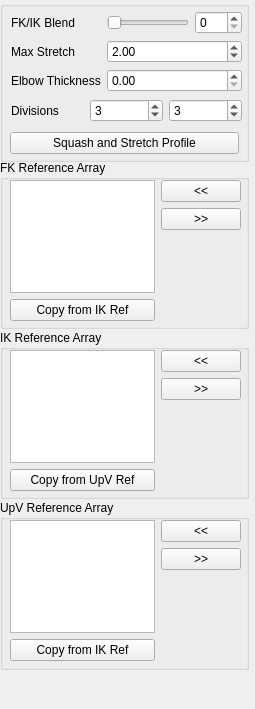
Above: scripts/mgear/maya/shifter/component/arm_ms_2jnt_01/settingsUI.ui from mgear-dev/mgear_dist before the change. Below: the same form after it.
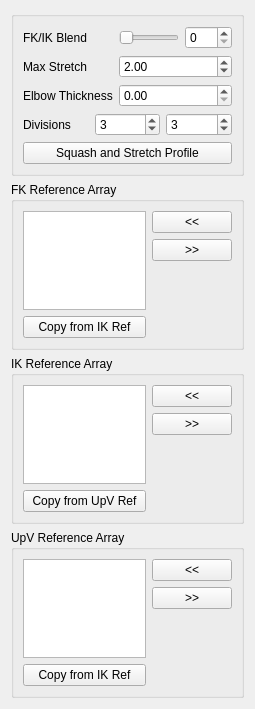
That is the form after the change.

Commit message: Shifter: setting windows: adding layaout to the .ui files

```diff
--- a/scripts/mgear/maya/shifter/component/arm_ms_2jnt_01/settingsUI.ui
+++ b/scripts/mgear/maya/shifter/component/arm_ms_2jnt_01/settingsUI.ui
@@ -13,116 +13,14 @@
   <property name="windowTitle">
    <string>Form</string>
   </property>
-  <widget class="QGroupBox" name="ikRefArray_groupBox">
-   <property name="geometry">
-    <rect>
-     <x>0</x>
-     <y>330</y>
-     <width>249</width>
-     <height>169</height>
-    </rect>
-   </property>
-   <property name="title">
-    <string>IK Reference Array</string>
-   </property>
-   <widget class="QWidget" name="layoutWidget">
-    <property name="geometry">
-     <rect>
-      <x>10</x>
-      <y>20</y>
-      <width>231</width>
-      <height>141</height>
-     </rect>
-    </property>
-    <layout class="QHBoxLayout" name="ikRefArray_horizontalLayout">
-     <item>
-      <layout class="QVBoxLayout" name="ikRefArray_verticalLayout_1">
-       <item>
-        <widget class="QListWidget" name="ikRefArray_listWidget">
-         <property name="dragDropOverwriteMode">
-          <bool>true</bool>
-         </property>
-         <property name="dragDropMode">
-          <enum>QAbstractItemView::InternalMove</enum>
-         </property>
-         <property name="defaultDropAction">
-          <enum>Qt::MoveAction</enum>
-         </property>
-         <property name="alternatingRowColors">
-          <bool>true</bool>
-         </property>
-         <property name="selectionMode">
-          <enum>QAbstractItemView::ExtendedSelection</enum>
-         </property>
-         <property name="selectionRectVisible">
-          <bool>false</bool>
-         </property>
-        </widget>
-       </item>
-       <item>
-        <widget class="QPushButton" name="ikRefArray_copyRef_pushButton">
-         <property name="text">
-          <string>Copy from UpV Ref</string>
-         </property>
-        </widget>
-       </item>
-      </layout>
-     </item>
-     <item>
-      <layout class="QVBoxLayout" name="ikRefArray_verticalLayout_2">
-       <item>
-        <widget class="QPushButton" name="ikRefArrayAdd_pushButton">
-         <property name="text">
-          <string>&lt;&lt;</string>
-         </property>
-        </widget>
-       </item>
-       <item>
-        <widget class="QPushButton" name="ikRefArrayRemove_pushButton">
-         <property name="text">
-          <string>&gt;&gt;</string>
-         </property>
-        </widget>
-       </item>
-       <item>
-        <spacer name="ikRefArray_verticalSpacer">
-         <property name="orientation">
-          <enum>Qt::Vertical</enum>
-         </property>
-         <property name="sizeHint" stdset="0">
-          <size>
-           <width>20</width>
-           <height>40</height>
-          </size>
-         </property>
-        </spacer>
-       </item>
-      </layout>
-     </item>
-    </layout>
-   </widget>
-  </widget>
+  <layout class="QGridLayout" name="gridLayout">
+   <item row="0" column="0">
   <widget class="QGroupBox" name="groupBox">
-   <property name="geometry">
-    <rect>
-     <x>0</x>
-     <y>1</y>
-     <width>249</width>
-     <height>161</height>
-    </rect>
-   </property>
    <property name="title">
     <string/>
    </property>
-   <widget class="QWidget" name="layoutWidget">
-    <property name="geometry">
-     <rect>
-      <x>11</x>
-      <y>10</y>
-      <width>231</width>
-      <height>111</height>
-     </rect>
-    </property>
+     <layout class="QGridLayout" name="gridLayout_3">
+      <item row="0" column="0">
     <layout class="QVBoxLayout" name="verticalLayout">
      <item>
       <layout class="QFormLayout" name="formLayout">
@@ -261,16 +159,8 @@
       </layout>
      </item>
     </layout>
-   </widget>
-   <widget class="QWidget" name="">
-    <property name="geometry">
-     <rect>
-      <x>10</x>
-      <y>130</y>
-      <width>229</width>
-      <height>25</height>
-     </rect>
-    </property>
+      </item>
+      <item row="1" column="0">
     <layout class="QHBoxLayout" name="horizontalLayout_2">
      <property name="sizeConstraint">
       <enum>QLayout::SetNoConstraint</enum>
@@ -283,122 +173,19 @@
       </widget>
      </item>
     </layout>
-   </widget>
-   <zorder>layoutWidget</zorder>
-   <zorder></zorder>
-   <zorder>squashStretchProfile_pushButton</zorder>
-   <zorder></zorder>
-  </widget>
-  <widget class="QGroupBox" name="upvRefArray_groupBox">
-   <property name="geometry">
-    <rect>
-     <x>0</x>
-     <y>500</y>
-     <width>249</width>
-     <height>170</height>
-    </rect>
-   </property>
-   <property name="title">
-    <string>UpV Reference Array</string>
-   </property>
-   <widget class="QWidget" name="layoutWidget_2">
-    <property name="geometry">
-     <rect>
-      <x>10</x>
-      <y>20</y>
-      <width>231</width>
-      <height>141</height>
-     </rect>
-    </property>
-    <layout class="QHBoxLayout" name="upvRefArray_horizontalLayout">
-     <item>
-      <layout class="QVBoxLayout" name="upvRefArray_verticalLayout_1">
-       <item>
-        <widget class="QListWidget" name="upvRefArray_listWidget">
-         <property name="dragDropOverwriteMode">
-          <bool>true</bool>
-         </property>
-         <property name="dragDropMode">
-          <enum>QAbstractItemView::InternalMove</enum>
-         </property>
-         <property name="defaultDropAction">
-          <enum>Qt::MoveAction</enum>
-         </property>
-         <property name="alternatingRowColors">
-          <bool>true</bool>
-         </property>
-         <property name="selectionMode">
-          <enum>QAbstractItemView::ExtendedSelection</enum>
-         </property>
-         <property name="selectionRectVisible">
-          <bool>false</bool>
-         </property>
-        </widget>
-       </item>
-       <item>
-        <widget class="QPushButton" name="upvRefArray_copyRef_pushButton">
-         <property name="text">
-          <string>Copy from IK Ref</string>
-         </property>
-        </widget>
-       </item>
-      </layout>
-     </item>
-     <item>
-      <layout class="QVBoxLayout" name="upvRefArray_verticalLayout_2">
-       <item>
-        <widget class="QPushButton" name="upvRefArrayAdd_pushButton">
-         <property name="text">
-          <string>&lt;&lt;</string>
-         </property>
-        </widget>
-       </item>
-       <item>
-        <widget class="QPushButton" name="upvRefArrayRemove_pushButton">
-         <property name="text">
-          <string>&gt;&gt;</string>
-         </property>
-        </widget>
-       </item>
-       <item>
-        <spacer name="upvRefArray_verticalSpacer">
-         <property name="orientation">
-          <enum>Qt::Vertical</enum>
-         </property>
-         <property name="sizeHint" stdset="0">
-          <size>
-           <width>20</width>
-           <height>40</height>
-          </size>
-         </property>
-        </spacer>
-       </item>
-      </layout>
-     </item>
-    </layout>
-   </widget>
-  </widget>
+      </item>
+     </layout>
+     <zorder>layoutWidget</zorder>
+     <zorder>layoutWidget</zorder>
+    </widget>
+   </item>
+   <item row="1" column="0">
   <widget class="QGroupBox" name="fkRefArray_groupBox">
-   <property name="geometry">
-    <rect>
-     <x>0</x>
-     <y>160</y>
-     <width>249</width>
-     <height>169</height>
-    </rect>
-   </property>
    <property name="title">
     <string>FK Reference Array</string>
    </property>
-   <widget class="QWidget" name="layoutWidget_3">
-    <property name="geometry">
-     <rect>
-      <x>10</x>
-      <y>20</y>
-      <width>231</width>
-      <height>141</height>
-     </rect>
-    </property>
+     <layout class="QGridLayout" name="gridLayout_2">
+      <item row="0" column="0">
     <layout class="QHBoxLayout" name="fkRefArray_horizontalLayout">
      <item>
       <layout class="QVBoxLayout" name="fkRefArray_verticalLayout_1">
@@ -465,8 +252,165 @@
       </layout>
      </item>
     </layout>
-   </widget>
-  </widget>
+      </item>
+     </layout>
+    </widget>
+   </item>
+   <item row="2" column="0">
+    <widget class="QGroupBox" name="ikRefArray_groupBox">
+     <property name="title">
+      <string>IK Reference Array</string>
+     </property>
+     <layout class="QGridLayout" name="gridLayout_4">
+      <item row="0" column="0">
+       <layout class="QHBoxLayout" name="ikRefArray_horizontalLayout">
+        <item>
+         <layout class="QVBoxLayout" name="ikRefArray_verticalLayout_1">
+          <item>
+           <widget class="QListWidget" name="ikRefArray_listWidget">
+            <property name="dragDropOverwriteMode">
+             <bool>true</bool>
+            </property>
+            <property name="dragDropMode">
+             <enum>QAbstractItemView::InternalMove</enum>
+            </property>
+            <property name="defaultDropAction">
+             <enum>Qt::MoveAction</enum>
+            </property>
+            <property name="alternatingRowColors">
+             <bool>true</bool>
+            </property>
+            <property name="selectionMode">
+             <enum>QAbstractItemView::ExtendedSelection</enum>
+            </property>
+            <property name="selectionRectVisible">
+             <bool>false</bool>
+            </property>
+           </widget>
+          </item>
+          <item>
+           <widget class="QPushButton" name="ikRefArray_copyRef_pushButton">
+            <property name="text">
+             <string>Copy from UpV Ref</string>
+            </property>
+           </widget>
+          </item>
+         </layout>
+        </item>
+        <item>
+         <layout class="QVBoxLayout" name="ikRefArray_verticalLayout_2">
+          <item>
+           <widget class="QPushButton" name="ikRefArrayAdd_pushButton">
+            <property name="text">
+             <string>&lt;&lt;</string>
+            </property>
+           </widget>
+          </item>
+          <item>
+           <widget class="QPushButton" name="ikRefArrayRemove_pushButton">
+            <property name="text">
+             <string>&gt;&gt;</string>
+            </property>
+           </widget>
+          </item>
+          <item>
+           <spacer name="ikRefArray_verticalSpacer">
+            <property name="orientation">
+             <enum>Qt::Vertical</enum>
+            </property>
+            <property name="sizeHint" stdset="0">
+             <size>
+              <width>20</width>
+              <height>40</height>
+             </size>
+            </property>
+           </spacer>
+          </item>
+         </layout>
+        </item>
+       </layout>
+      </item>
+     </layout>
+    </widget>
+   </item>
+   <item row="3" column="0">
+    <widget class="QGroupBox" name="upvRefArray_groupBox">
+     <property name="title">
+      <string>UpV Reference Array</string>
+     </property>
+     <layout class="QGridLayout" name="gridLayout_5">
+      <item row="0" column="0">
+       <layout class="QHBoxLayout" name="upvRefArray_horizontalLayout">
+        <item>
+         <layout class="QVBoxLayout" name="upvRefArray_verticalLayout_1">
+          <item>
+           <widget class="QListWidget" name="upvRefArray_listWidget">
+            <property name="dragDropOverwriteMode">
+             <bool>true</bool>
+            </property>
+            <property name="dragDropMode">
+             <enum>QAbstractItemView::InternalMove</enum>
+            </property>
+            <property name="defaultDropAction">
+             <enum>Qt::MoveAction</enum>
+            </property>
+            <property name="alternatingRowColors">
+             <bool>true</bool>
+            </property>
+            <property name="selectionMode">
+             <enum>QAbstractItemView::ExtendedSelection</enum>
+            </property>
+            <property name="selectionRectVisible">
+             <bool>false</bool>
+            </property>
+           </widget>
+          </item>
+          <item>
+           <widget class="QPushButton" name="upvRefArray_copyRef_pushButton">
+            <property name="text">
+             <string>Copy from IK Ref</string>
+            </property>
+           </widget>
+          </item>
+         </layout>
+        </item>
+        <item>
+         <layout class="QVBoxLayout" name="upvRefArray_verticalLayout_2">
+          <item>
+           <widget class="QPushButton" name="upvRefArrayAdd_pushButton">
+            <property name="text">
+             <string>&lt;&lt;</string>
+            </property>
+           </widget>
+          </item>
+          <item>
+           <widget class="QPushButton" name="upvRefArrayRemove_pushButton">
+            <property name="text">
+             <string>&gt;&gt;</string>
+            </property>
+           </widget>
+          </item>
+          <item>
+           <spacer name="upvRefArray_verticalSpacer">
+            <property name="orientation">
+             <enum>Qt::Vertical</enum>
+            </property>
+            <property name="sizeHint" stdset="0">
+             <size>
+              <width>20</width>
+              <height>40</height>
+             </size>
+            </property>
+           </spacer>
+          </item>
+         </layout>
+        </item>
+       </layout>
+      </item>
+     </layout>
+    </widget>
+   </item>
+  </layout>
  </widget>
  <resources/>
  <connections>
```
Lines whose indentation alone changed are shown as unchanged. The commit also changes 22 other files.
